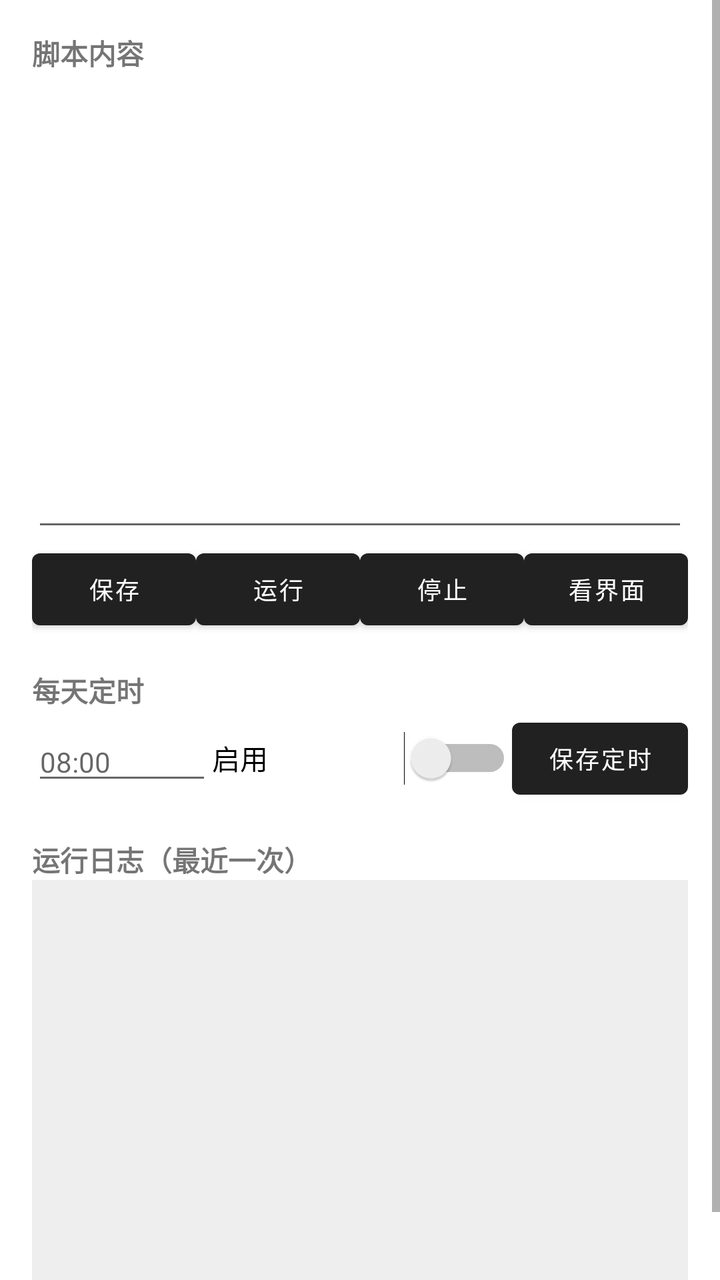
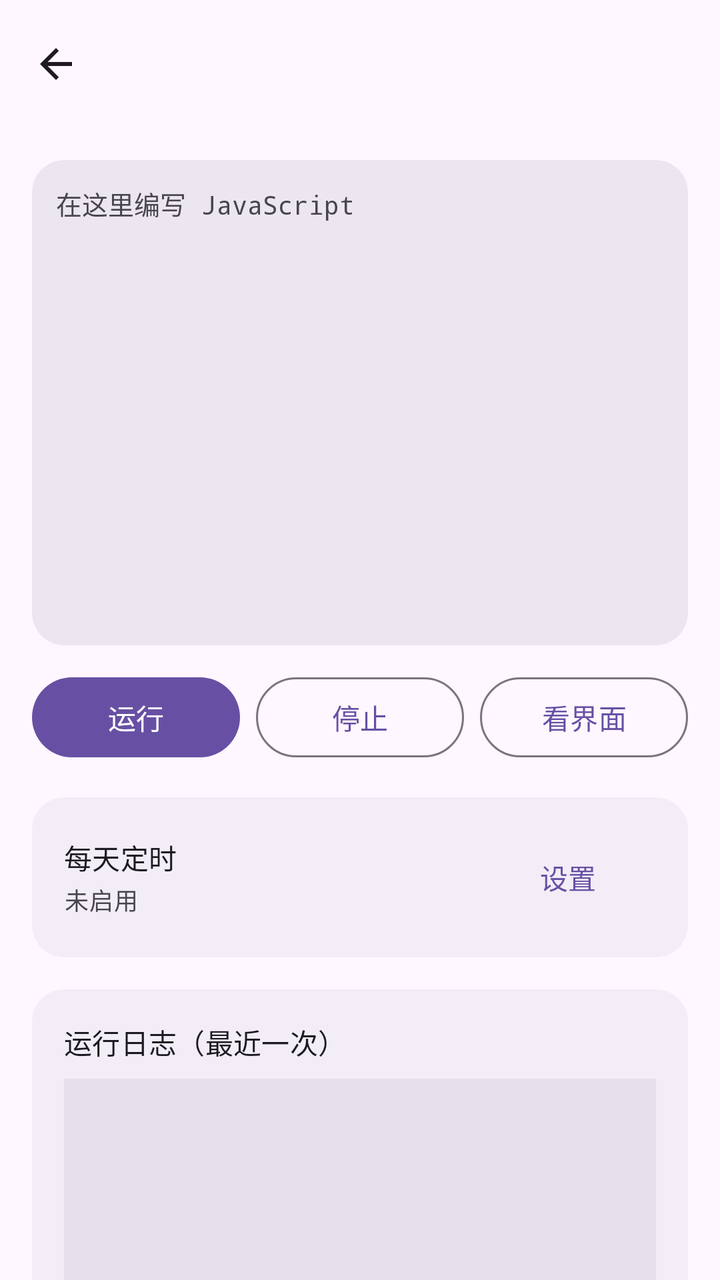

Screens rendered from an Android XML layout before and after an edit, with the pre-edit source and the edit as a unified diff.
<!-- AndroidManifest.xml: application theme Theme.MicroAuto -->
<!-- res/layout/activity_editor.xml -->
<?xml version="1.0" encoding="utf-8"?>
<ScrollView xmlns:android="http://schemas.android.com/apk/res/android"
    android:layout_width="match_parent"
    android:layout_height="match_parent"
    android:fillViewport="true">

    <LinearLayout
        android:layout_width="match_parent"
        android:layout_height="wrap_content"
        android:orientation="vertical"
        android:padding="16dp">

        <TextView
            android:layout_width="match_parent"
            android:layout_height="wrap_content"
            android:text="脚本内容"
            android:textStyle="bold" />

        <EditText
            android:id="@+id/scriptEditor"
            android:layout_width="match_parent"
            android:layout_height="wrap_content"
            android:fontFamily="monospace"
            android:gravity="top|start"
            android:importantForAutofill="no"
            android:inputType="textMultiLine|textNoSuggestions"
            android:minLines="14"
            android:textSize="13sp" />

        <LinearLayout
            android:layout_width="match_parent"
            android:layout_height="wrap_content"
            android:orientation="horizontal">

            <Button
                android:id="@+id/btnSave"
                android:layout_width="0dp"
                android:layout_height="wrap_content"
                android:layout_weight="1"
                android:text="保存"
                android:textSize="12sp" />

            <Button
                android:id="@+id/btnRun"
                android:layout_width="0dp"
                android:layout_height="wrap_content"
                android:layout_weight="1"
                android:text="运行"
                android:textSize="12sp" />

            <Button
                android:id="@+id/btnStop"
                android:layout_width="0dp"
                android:layout_height="wrap_content"
                android:layout_weight="1"
                android:text="停止"
                android:textSize="12sp" />

            <Button
                android:id="@+id/btnDump"
                android:layout_width="0dp"
                android:layout_height="wrap_content"
                android:layout_weight="1"
                android:text="看界面"
                android:textSize="12sp" />
        </LinearLayout>

        <TextView
            android:layout_width="match_parent"
            android:layout_height="wrap_content"
            android:layout_marginTop="16dp"
            android:text="每天定时"
            android:textStyle="bold" />

        <LinearLayout
            android:layout_width="match_parent"
            android:layout_height="wrap_content"
            android:gravity="center_vertical"
            android:orientation="horizontal">

            <EditText
                android:id="@+id/scheduleTime"
                android:layout_width="90dp"
                android:layout_height="wrap_content"
                android:hint="08:00"
                android:importantForAutofill="no"
                android:inputType="text"
                android:maxLines="1"
                android:textSize="14sp" />

            <Switch
                android:id="@+id/scheduleSwitch"
                android:layout_width="0dp"
                android:layout_height="wrap_content"
                android:layout_weight="1"
                android:text="启用"
                android:textSize="14sp" />

            <Button
                android:id="@+id/btnSchedule"
                android:layout_width="wrap_content"
                android:layout_height="wrap_content"
                android:text="保存定时"
                android:textSize="12sp" />
        </LinearLayout>

        <TextView
            android:layout_width="match_parent"
            android:layout_height="wrap_content"
            android:layout_marginTop="16dp"
            android:text="运行日志（最近一次）"
            android:textStyle="bold" />

        <ScrollView
            android:id="@+id/logScroll"
            android:layout_width="match_parent"
            android:layout_height="220dp"
            android:background="#11000000"
            android:padding="8dp">

            <TextView
                android:id="@+id/logText"
                android:layout_width="match_parent"
                android:layout_height="wrap_content"
                android:fontFamily="monospace"
                android:textIsSelectable="true"
                android:textSize="12sp" />
        </ScrollView>
    </LinearLayout>
</ScrollView>
<!-- resources referenced by this layout -->
<resources>
  <style name="Theme.MicroAuto" parent="Theme.MaterialComponents.DayNight.DarkActionBar" />
</resources>

<!-- the commit's change to res/layout/activity_editor.xml (unified diff, before → after) -->
@@ -1,130 +1,182 @@
 <?xml version="1.0" encoding="utf-8"?>
-<ScrollView xmlns:android="http://schemas.android.com/apk/res/android"
+<androidx.coordinatorlayout.widget.CoordinatorLayout xmlns:android="http://schemas.android.com/apk/res/android"
+    xmlns:app="http://schemas.android.com/apk/res-auto"
+    android:id="@+id/root"
     android:layout_width="match_parent"
     android:layout_height="match_parent"
-    android:fillViewport="true">
+    android:background="?attr/colorSurface">
 
     <LinearLayout
         android:layout_width="match_parent"
-        android:layout_height="wrap_content"
-        android:orientation="vertical"
-        android:padding="16dp">
+        android:layout_height="match_parent"
+        android:orientation="vertical">
 
-        <TextView
+        <com.google.android.material.appbar.MaterialToolbar
+            android:id="@+id/toolbar"
             android:layout_width="match_parent"
-            android:layout_height="wrap_content"
-            android:text="脚本内容"
-            android:textStyle="bold" />
+            android:layout_height="?attr/actionBarSize"
+            app:navigationIcon="@drawable/ic_arrow_back"
+            app:navigationIconTint="?attr/colorOnSurface"
+            app:titleTextAppearance="?attr/textAppearanceTitleMedium" />
 
-        <EditText
-            android:id="@+id/scriptEditor"
+        <androidx.core.widget.NestedScrollView
             android:layout_width="match_parent"
-            android:layout_height="wrap_content"
-            android:fontFamily="monospace"
-            android:gravity="top|start"
-            android:importantForAutofill="no"
-            android:inputType="textMultiLine|textNoSuggestions"
-            android:minLines="14"
-            android:textSize="13sp" />
+            android:layout_height="0dp"
+            android:layout_weight="1"
+            android:fillViewport="true">
 
-        <LinearLayout
-            android:layout_width="match_parent"
-            android:layout_height="wrap_content"
-            android:orientation="horizontal">
-
-            <Button
-                android:id="@+id/btnSave"
-                android:layout_width="0dp"
-                android:layout_height="wrap_content"
-                android:layout_weight="1"
-                android:text="保存"
-                android:textSize="12sp" />
-
-            <Button
-                android:id="@+id/btnRun"
-                android:layout_width="0dp"
-                android:layout_height="wrap_content"
-                android:layout_weight="1"
-                android:text="运行"
-                android:textSize="12sp" />
-
-            <Button
-                android:id="@+id/btnStop"
-                android:layout_width="0dp"
-                android:layout_height="wrap_content"
-                android:layout_weight="1"
-                android:text="停止"
-                android:textSize="12sp" />
-
-            <Button
-                android:id="@+id/btnDump"
-                android:layout_width="0dp"
-                android:layout_height="wrap_content"
-                android:layout_weight="1"
-                android:text="看界面"
-                android:textSize="12sp" />
-        </LinearLayout>
-
-        <TextView
-            android:layout_width="match_parent"
-            android:layout_height="wrap_content"
-            android:layout_marginTop="16dp"
-            android:text="每天定时"
-            android:textStyle="bold" />
-
-        <LinearLayout
-            android:layout_width="match_parent"
-            android:layout_height="wrap_content"
-            android:gravity="center_vertical"
-            android:orientation="horizontal">
-
-            <EditText
-                android:id="@+id/scheduleTime"
-                android:layout_width="90dp"
-                android:layout_height="wrap_content"
-                android:hint="08:00"
-                android:importantForAutofill="no"
-                android:inputType="text"
-                android:maxLines="1"
-                android:textSize="14sp" />
-
-            <Switch
-                android:id="@+id/scheduleSwitch"
-                android:layout_width="0dp"
-                android:layout_height="wrap_content"
-                android:layout_weight="1"
-                android:text="启用"
-                android:textSize="14sp" />
-
-            <Button
-                android:id="@+id/btnSchedule"
-                android:layout_width="wrap_content"
-                android:layout_height="wrap_content"
-                android:text="保存定时"
-                android:textSize="12sp" />
-        </LinearLayout>
-
-        <TextView
-            android:layout_width="match_parent"
-            android:layout_height="wrap_content"
-            android:layout_marginTop="16dp"
-            android:text="运行日志（最近一次）"
-            android:textStyle="bold" />
-
-        <ScrollView
-            android:id="@+id/logScroll"
-            android:layout_width="match_parent"
-            android:layout_height="220dp"
-            android:background="#11000000"
-            android:padding="8dp">
-
-            <TextView
-                android:id="@+id/logText"
+            <LinearLayout
                 android:layout_width="match_parent"
                 android:layout_height="wrap_content"
-                android:fontFamily="monospace"
-                android:textIsSelectable="true"
-                android:textSize="12sp" />
-        </ScrollView>
+                android:orientation="vertical"
+                android:padding="16dp">
+
+                <com.google.android.material.card.MaterialCardView
+                    android:layout_width="match_parent"
+                    android:layout_height="wrap_content"
+                    app:cardBackgroundColor="?attr/colorSurfaceContainerHigh"
+                    app:cardCornerRadius="16dp"
+                    app:cardElevation="0dp"
+                    app:strokeWidth="0dp">
+
+                    <EditText
+                        android:id="@+id/scriptEditor"
+                        android:layout_width="match_parent"
+                        android:layout_height="wrap_content"
+                        android:background="@android:color/transparent"
+                        android:fontFamily="monospace"
+                        android:gravity="top|start"
+                        android:hint="在这里编写 JavaScript"
+                        android:importantForAutofill="no"
+                        android:inputType="textMultiLine|textNoSuggestions"
+                        android:minLines="14"
+                        android:padding="12dp"
+                        android:textColor="?attr/colorOnSurface"
+                        android:textColorHint="?attr/colorOnSurfaceVariant"
+                        android:textSize="13sp" />
+                </com.google.android.material.card.MaterialCardView>
+
+                <LinearLayout
+                    android:layout_width="match_parent"
+                    android:layout_height="wrap_content"
+                    android:layout_marginTop="12dp"
+                    android:orientation="horizontal">
+
+                    <com.google.android.material.button.MaterialButton
+                        android:id="@+id/btnRun"
+                        android:layout_width="0dp"
+                        android:layout_height="wrap_content"
+                        android:layout_weight="1"
+                        android:text="运行" />
+
+                    <com.google.android.material.button.MaterialButton
+                        android:id="@+id/btnStop"
+                        style="@style/Widget.Material3.Button.OutlinedButton"
+                        android:layout_width="0dp"
+                        android:layout_height="wrap_content"
+                        android:layout_marginStart="8dp"
+                        android:layout_weight="1"
+                        android:text="停止" />
+
+                    <com.google.android.material.button.MaterialButton
+                        android:id="@+id/btnDump"
+                        style="@style/Widget.Material3.Button.OutlinedButton"
+                        android:layout_width="0dp"
+                        android:layout_height="wrap_content"
+                        android:layout_marginStart="8dp"
+                        android:layout_weight="1"
+                        android:text="看界面" />
+                </LinearLayout>
+
+                <com.google.android.material.card.MaterialCardView
+                    android:layout_width="match_parent"
+                    android:layout_height="wrap_content"
+                    android:layout_marginTop="16dp"
+                    app:cardBackgroundColor="?attr/colorSurfaceContainer"
+                    app:cardCornerRadius="16dp"
+                    app:cardElevation="0dp"
+                    app:strokeWidth="0dp">
+
+                    <LinearLayout
+                        android:layout_width="match_parent"
+                        android:layout_height="wrap_content"
+                        android:gravity="center_vertical"
+                        android:orientation="horizontal"
+                        android:padding="16dp">
+
+                        <LinearLayout
+                            android:layout_width="0dp"
+                            android:layout_height="wrap_content"
+                            android:layout_weight="1"
+                            android:orientation="vertical">
+
+                            <TextView
+                                android:layout_width="wrap_content"
+                                android:layout_height="wrap_content"
+                                android:text="每天定时"
+                                android:textAppearance="?attr/textAppearanceTitleSmall" />
+
+                            <TextView
+                                android:id="@+id/scheduleSummary"
+                                android:layout_width="wrap_content"
+                                android:layout_height="wrap_content"
+                                android:layout_marginTop="2dp"
+                                android:text="未启用"
+                                android:textAppearance="?attr/textAppearanceBodySmall"
+                                android:textColor="?attr/colorOnSurfaceVariant" />
+                        </LinearLayout>
+
+                        <com.google.android.material.button.MaterialButton
+                            android:id="@+id/btnSchedule"
+                            style="@style/Widget.Material3.Button.TextButton"
+                            android:layout_width="wrap_content"
+                            android:layout_height="wrap_content"
+                            android:text="设置" />
+                    </LinearLayout>
+                </com.google.android.material.card.MaterialCardView>
+
+                <com.google.android.material.card.MaterialCardView
+                    android:layout_width="match_parent"
+                    android:layout_height="wrap_content"
+                    android:layout_marginTop="16dp"
+                    app:cardBackgroundColor="?attr/colorSurfaceContainer"
+                    app:cardCornerRadius="16dp"
+                    app:cardElevation="0dp"
+                    app:strokeWidth="0dp">
+
+                    <LinearLayout
+                        android:layout_width="match_parent"
+                        android:layout_height="wrap_content"
+                        android:orientation="vertical"
+                        android:padding="16dp">
+
+                        <TextView
+                            android:layout_width="wrap_content"
+                            android:layout_height="wrap_content"
+                            android:text="运行日志（最近一次）"
+                            android:textAppearance="?attr/textAppearanceTitleSmall" />
+
+                        <ScrollView
+                            android:id="@+id/logScroll"
+                            android:layout_width="match_parent"
+                            android:layout_height="220dp"
+                            android:layout_marginTop="8dp"
+                            android:background="?attr/colorSurfaceVariant"
+                            android:padding="12dp"
+                            android:scrollbars="vertical">
+
+                            <TextView
+                                android:id="@+id/logText"
+                                android:layout_width="match_parent"
+                                android:layout_height="wrap_content"
+                                android:fontFamily="monospace"
+                                android:textColor="?attr/colorOnSurface"
+                                android:textIsSelectable="true"
+                                android:textSize="12sp" />
+                        </ScrollView>
+                    </LinearLayout>
+                </com.google.android.material.card.MaterialCardView>
+            </LinearLayout>
+        </androidx.core.widget.NestedScrollView>
     </LinearLayout>
-</ScrollView>
+</androidx.coordinatorlayout.widget.CoordinatorLayout>
<!-- resource entries referenced after the edit -->
@@ -1,5 +1,15 @@
 <!-- resources referenced by this layout -->
 <resources>
-  <style name="Theme.MicroAuto" parent="Theme.MaterialComponents.DayNight.DarkActionBar" />
+  <!-- drawable ic_arrow_back (drawable) -->
+  <vector xmlns:android="http://schemas.android.com/apk/res/android"
+      android:width="24dp"
+      android:height="24dp"
+      android:viewportWidth="24"
+      android:viewportHeight="24">
+      <path
+          android:fillColor="#FFFFFFFF"
+          android:pathData="M20,11H7.83l5.59,-5.59L12,4l-8,8 8,8 1.41,-1.41L7.83,13H20v-2z" />
+  </vector>
+  <style name="Theme.MicroAuto" parent="Theme.Material3.DayNight.NoActionBar" />
 </resources>
 
